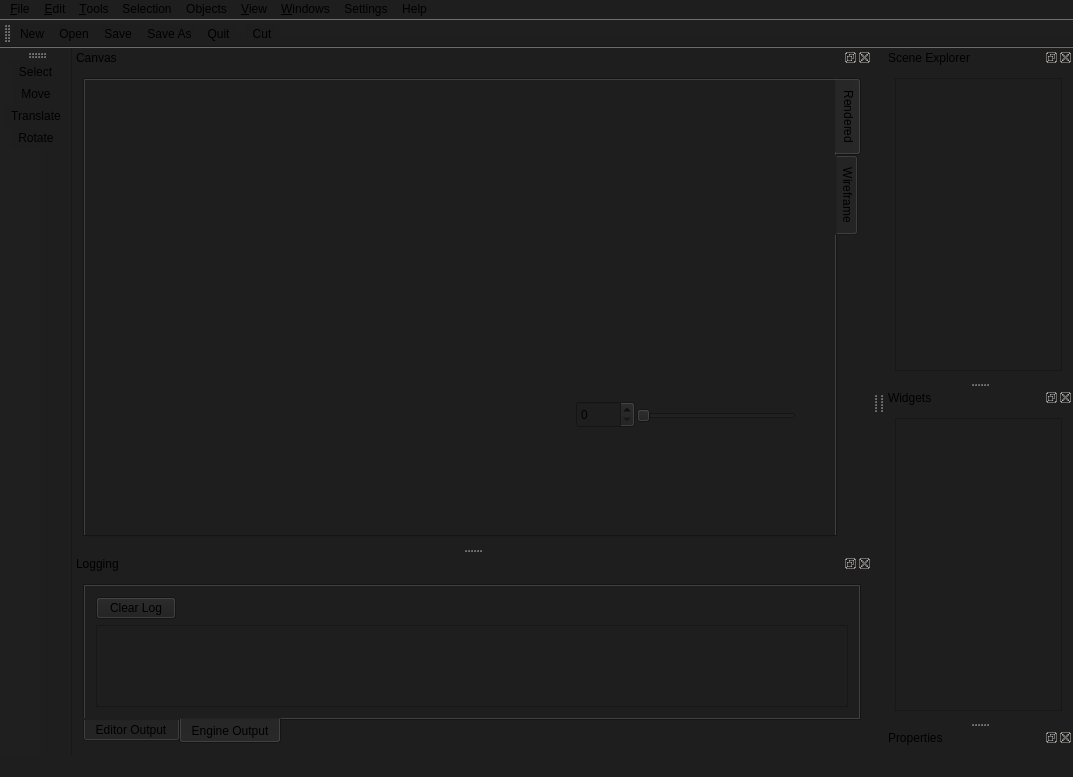
Above: Morph/mainwindow.ui from wazery/Morph-SDK before the change. Below: the same form after it.
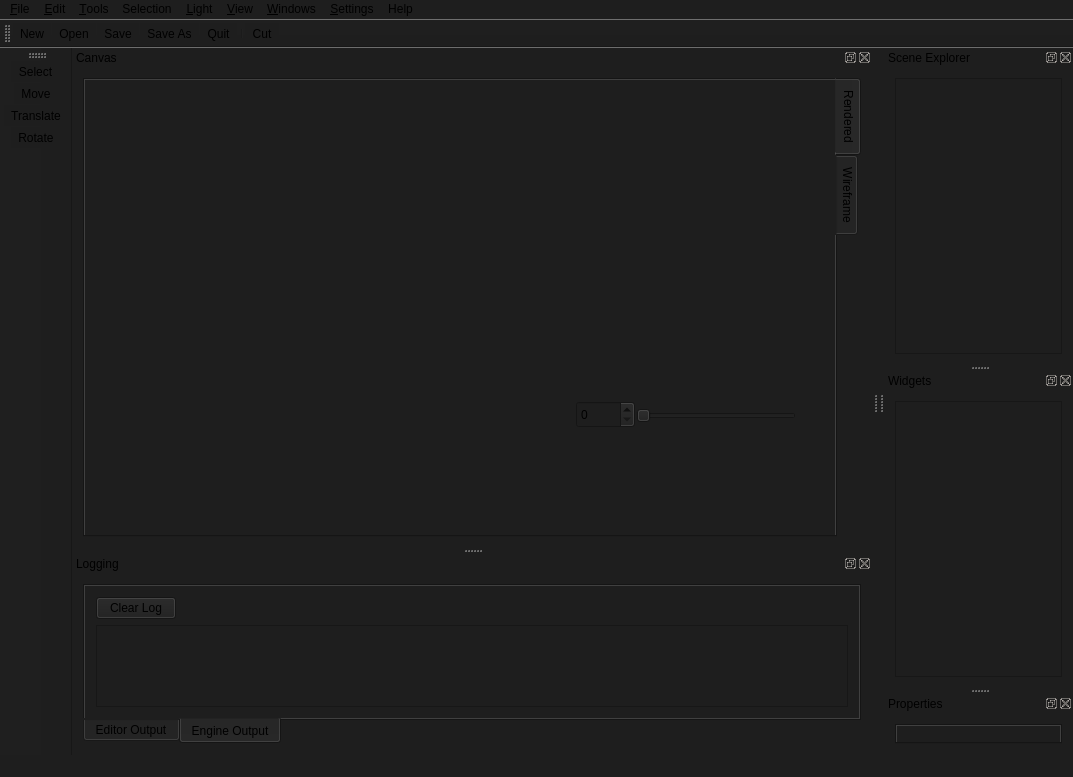
That is the form after the change. Icons and pictures are not drawn. Custom widgets are drawn as their Qt base class.

Commit message: Added Light window and Environment properties tab

```diff
--- a/Morph/mainwindow.ui
+++ b/Morph/mainwindow.ui
@@ -85,7 +85,7 @@
    </widget>
    <widget class="QMenu" name="menuObjects">
     <property name="title">
-     <string>Objects</string>
+     <string>&amp;Light</string>
     </property>
    </widget>
    <widget class="QMenu" name="menuView">
@@ -122,7 +122,7 @@
    </widget>
    <widget class="QMenu" name="menuSettings">
     <property name="title">
-     <string>Settings</string>
+     <string>&amp;Settings</string>
     </property>
     <addaction name="actionConfigure_Editor"/>
    </widget>
@@ -509,7 +509,17 @@
    <attribute name="dockWidgetArea">
     <number>2</number>
    </attribute>
-   <widget class="QWidget" name="dockWidgetContents_5"/>
+   <widget class="QWidget" name="dockWidgetContents_5">
+    <layout class="QGridLayout" name="gridLayout_8">
+     <item row="0" column="0">
+      <widget class="QTabWidget" name="tabWidget_3">
+       <property name="currentIndex">
+        <number>-1</number>
+       </property>
+      </widget>
+     </item>
+    </layout>
+   </widget>
   </widget>
   <action name="actionOpen">
    <property name="icon">
```
Left out of the diff: 12 changed lines with no effect on the pictures. The commit also changes 9 other files.
